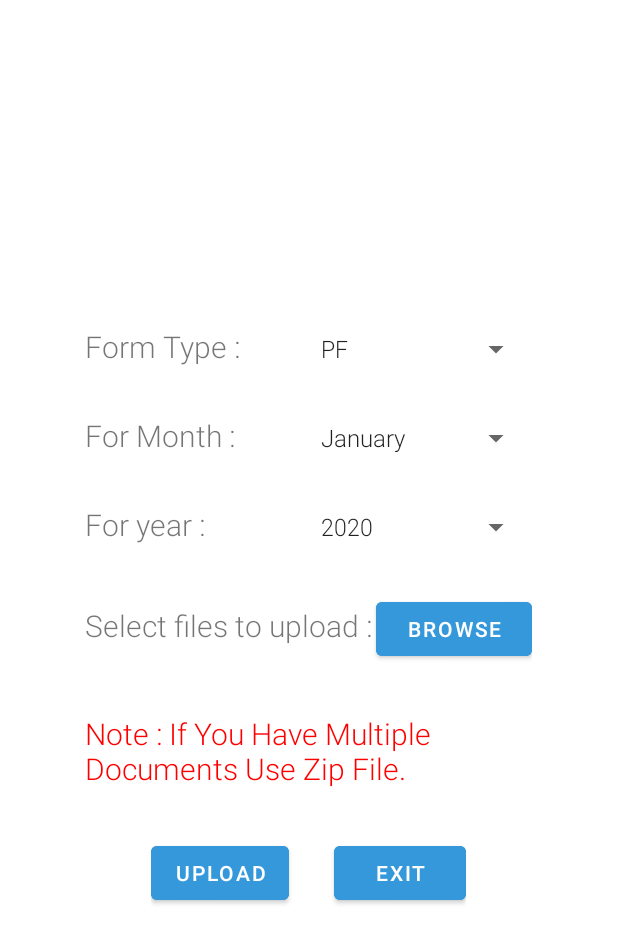
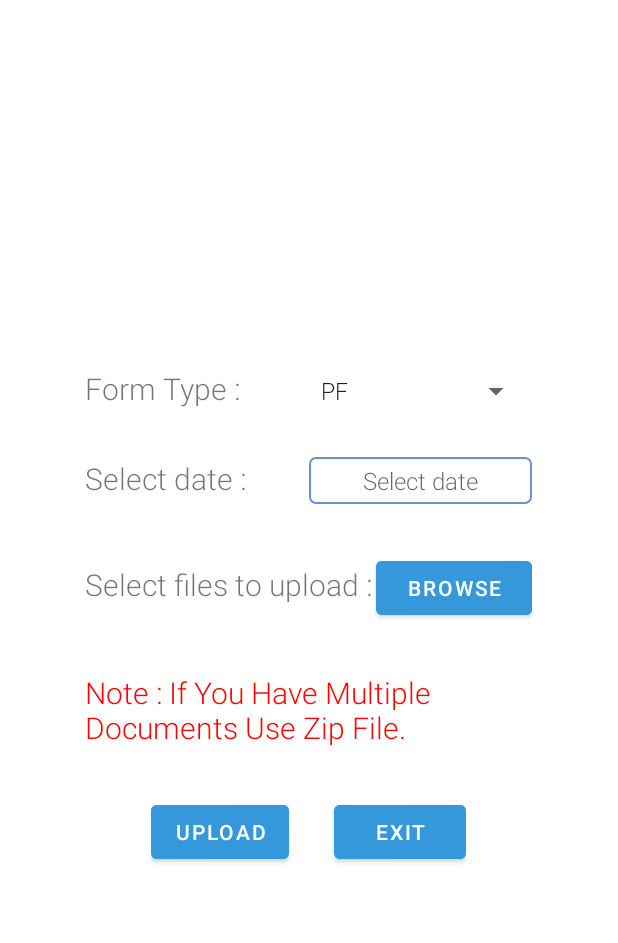
Before and after one commit to ashishav07/AccessComp, an Android app: the documentupload screen opened directly, with no data from a screen before it, on a phone screen of 412 x 824 dp. Shown: the top 943 px of the screen. Run offline under Robolectric (Android 15) with nearby library versions, the phone set to English and light mode, and no system bars.

Commit message:
Added calendar

```diff
--- a/app/src/main/AndroidManifest.xml
+++ b/app/src/main/AndroidManifest.xml
@@ -9,6 +9,7 @@
         android:roundIcon="@mipmap/ic_launcher_round"
         android:supportsRtl="true"
         android:theme="@style/AppTheme.NoActionBar">
+        <activity android:name=".EPN_Renewal"></activity>
         <activity android:name=".WorkerEntry" />
         <activity android:name=".RegisterActivity" />
         <activity android:name=".MainActivity" />
--- /dev/null
+++ b/app/src/main/java/com/example/accesscomputech/EPN_Renewal.java
@@ -0,0 +1,14 @@
+package com.example.accesscomputech;
+
+import androidx.appcompat.app.AppCompatActivity;
+
+import android.os.Bundle;
+
+public class EPN_Renewal extends AppCompatActivity {
+
+    @Override
+    protected void onCreate(Bundle savedInstanceState) {
+        super.onCreate(savedInstanceState);
+        setContentView(R.layout.activity_epn__renewal);
+    }
+}
--- a/app/src/main/java/com/example/accesscomputech/documentupload.java
+++ b/app/src/main/java/com/example/accesscomputech/documentupload.java
@@ -3,11 +3,14 @@ package com.example.accesscomputech;
 import androidx.appcompat.app.AppCompatActivity;
 
 import android.app.DatePickerDialog;
+import android.graphics.Color;
+import android.graphics.drawable.ColorDrawable;
 import android.os.Bundle;
 import android.view.View;
 import android.widget.Adapter;
 import android.widget.AdapterView;
 import android.widget.ArrayAdapter;
+import android.widget.DatePicker;
 import android.widget.RelativeLayout;
 import android.widget.Spinner;
 import android.widget.TextView;
@@ -18,45 +21,57 @@ import java.util.List;
 
 public class documentupload extends AppCompatActivity{
     /*Form type spinner*/
-    Spinner Form_spinner,Month_spinner,Year_Spinner;
-    RelativeLayout pf_for_month,pf_for_year,wcp_for_month,wcp_for_year;
-    TextView validupto,date;
+    Spinner Form_spinner;
+    RelativeLayout wcp_for_month,wcp_for_year;
+    TextView mDisplayDate,wcp,pf;
+    DatePickerDialog.OnDateSetListener mDateSetListener;
+
 
     @Override
     protected void onCreate(Bundle savedInstanceState) {
         super.onCreate(savedInstanceState);
         setContentView(R.layout.activity_documentupload);
         Form_spinner=(Spinner)findViewById(R.id.Form_spinner);
-        Month_spinner=(Spinner)findViewById(R.id.pf_Month_spinner);
-        Year_Spinner=(Spinner)findViewById(R.id.pf_Year_spinner);
+        pf=(TextView)findViewById(R.id.pf);
+        wcp=(TextView)findViewById(R.id.wcp);
 
         List<String> form_list=new ArrayList<String>();
         form_list.add("PF");
         form_list.add("WCP Document");
+        mDisplayDate = (TextView) findViewById(R.id.date);
+        mDisplayDate.setOnClickListener(new View.OnClickListener() {
+            @Override
+            public void onClick(View view) {
+                Calendar cal= Calendar.getInstance();
 
-        List<String> Month_list=new ArrayList<String>();
-        Month_list.add("January");
-        Month_list.add("February");
-        Month_list.add("March");
-        Month_list.add("April");
-        Month_list.add("May");
-        Month_list.add("June");
-        Month_list.add("July");
-        Month_list.add("August");
-        Month_list.add("September");
-        Month_list.add("October");
-        Month_list.add("November");
-        Month_list.add("December");
+                int day = cal.get(Calendar.DAY_OF_MONTH);
+                int month = cal.get(Calendar.MONTH);
+                int year = cal.get(Calendar.YEAR);
 
-        List<String> Year_list=new ArrayList<>();
-        int s=Calendar.getInstance().get(Calendar.YEAR);
-        String y=Integer.toString(s);
-        Year_list.add(y);
-        for(int i=0;i<7;i++){
-            s++;
-            y=Integer.toString(s);
-            Year_list.add(y);
-        }
+
+
+                DatePickerDialog dialog = new DatePickerDialog(documentupload.this, android.R.style.Theme_Holo_Light_Dialog_MinWidth,
+                        mDateSetListener,day,month,year);
+
+                dialog.getWindow().setBackgroundDrawable(new ColorDrawable(Color.TRANSPARENT));
+
+                dialog.show();
+            }
+        });
+
+        mDateSetListener = new DatePickerDialog.OnDateSetListener() {
+            @Override
+            public void onDateSet(DatePicker datePicker, int day, int month, int year) {
+
+                month = month+1;
+                String date = year +"/"+ month +"/"+ day;
+                mDisplayDate.setText(date);
+
+
+            }
+        };
+
+
 
         ArrayAdapter<String> FormAdapter=new ArrayAdapter<String>(this,android.R.layout.simple_spinner_item,form_list);
         FormAdapter.setDropDownViewResource(android.R.layout.simple_spinner_dropdown_item);
@@ -65,6 +80,14 @@ public class documentupload extends AppCompatActivity{
             @Override
             public void onItemSelected(AdapterView<?> adapterView, View view, int i, long l) {
                 Form_spinner.setSelection(i);
+                if(i==0){
+                    pf.setVisibility(View.VISIBLE);
+                    wcp.setVisibility(View.GONE);
+                }
+                if(i==1){
+                    pf.setVisibility(View.GONE);
+                    wcp.setVisibility(View.VISIBLE);
+                }
 
             }
 
@@ -74,36 +97,5 @@ public class documentupload extends AppCompatActivity{
             }
         });
 
-        ArrayAdapter<String> MonthAdapter=new ArrayAdapter<String>(this,android.R.layout.simple_spinner_item,Month_list);
-        MonthAdapter.setDropDownViewResource(android.R.layout.simple_spinner_dropdown_item);
-        Month_spinner.setAdapter(MonthAdapter);
-        Month_spinner.setOnItemSelectedListener(new AdapterView.OnItemSelectedListener() {
-            @Override
-            public void onItemSelected(AdapterView<?> adapterView, View view, int k, long l) {
-                Month_spinner.setSelection(k);
-            }
-
-            @Override
-            public void onNothingSelected(AdapterView<?> adapterView) {
-
-            }
-        });
-
-        ArrayAdapter<String> YearAdapter=new ArrayAdapter<String>(this,android.R.layout.simple_spinner_item,Year_list);
-        YearAdapter.setDropDownViewResource(android.R.layout.simple_spinner_dropdown_item);
-        Year_Spinner.setAdapter(YearAdapter);
-        Year_Spinner.setOnItemSelectedListener(new AdapterView.OnItemSelectedListener() {
-            @Override
-            public void onItemSelected(AdapterView<?> adapterView, View view, int j, long l) {
-                Year_Spinner.setSelection(j);
-            }
-
-            @Override
-            public void onNothingSelected(AdapterView<?> adapterView) {
-
-            }
-        });
-
-
     }
 }
--- a/app/src/main/res/layout/activity_documentupload.xml
+++ b/app/src/main/res/layout/activity_documentupload.xml
@@ -54,6 +54,7 @@
             </LinearLayout>
 
             <LinearLayout
+                android:id="@+id/date_layout"
                 android:layout_width="match_parent"
                 android:layout_height="wrap_content"
                 android:orientation="horizontal"
@@ -62,42 +63,36 @@
                 <TextView
                     android:layout_width="match_parent"
                     android:layout_height="wrap_content"
-                    android:text="For Month : "
+                    android:layout_weight="0.5"
+                    android:fontFamily="sans-serif-light"
+                    android:text="Select date : "
                     android:textSize="20sp"
-                    android:fontFamily="sans-serif-light"
-                    android:layout_weight="0.5"
+                    android:visibility="visible"
+                    android:id="@+id/pf"
 
                     />
-                <Spinner
-                    android:layout_width="match_parent"
-                    android:layout_height="wrap_content"
-                    android:id="@+id/pf_Month_spinner"
-                    android:layout_weight="0.5"
-                    />
-
-            </LinearLayout>
-
-            <LinearLayout
-                android:layout_width="match_parent"
-                android:layout_height="wrap_content"
-                android:orientation="horizontal"
-                android:padding="16dp">
 
                 <TextView
                     android:layout_width="match_parent"
                     android:layout_height="wrap_content"
-                    android:text="For year : "
+                    android:layout_weight="0.5"
+                    android:fontFamily="sans-serif-light"
+                    android:text="Valid upto : "
+                    android:visibility="gone"
                     android:textSize="20sp"
-                    android:fontFamily="sans-serif-light"
-                    android:layout_weight="0.5"
+                    android:id="@+id/wcp"
+                    />
 
-                    />
-                <Spinner
+                <TextView
+                    android:id="@+id/date"
                     android:layout_width="match_parent"
                     android:layout_height="wrap_content"
-                    android:id="@+id/pf_Year_spinner"
                     android:layout_weight="0.5"
-                    />
+                    android:background="@drawable/customdateborder"
+                    android:fontFamily="sans-serif-light"
+                    android:gravity="center_horizontal"
+                    android:hint="Select date"
+                    android:textSize="16sp" />
 
             </LinearLayout>
 
@@ -179,5 +174,4 @@
         android:layout_height="fill_parent"
         android:layout_weight="0.10">
     </RelativeLayout>
-
 </LinearLayout>
--- /dev/null
+++ b/app/src/main/res/layout/activity_epn__renewal.xml
@@ -0,0 +1,11 @@
+<?xml version="1.0" encoding="utf-8"?>
+<LinearLayout xmlns:android="http://schemas.android.com/apk/res/android"
+    xmlns:app="http://schemas.android.com/apk/res-auto"
+    xmlns:tools="http://schemas.android.com/tools"
+    android:layout_width="match_parent"
+    android:layout_height="match_parent"
+    tools:context=".EPN_Renewal">
+
+
+
+</LinearLayout>
```
